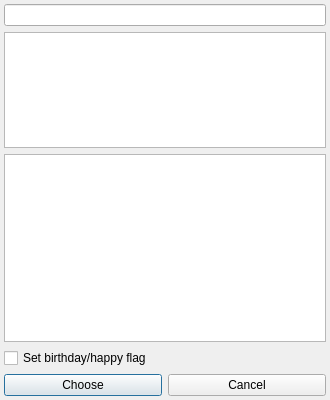
euroelessar/qutim, file oscar/plugins/xstatus/statusdialog.ui: the form before one commit.
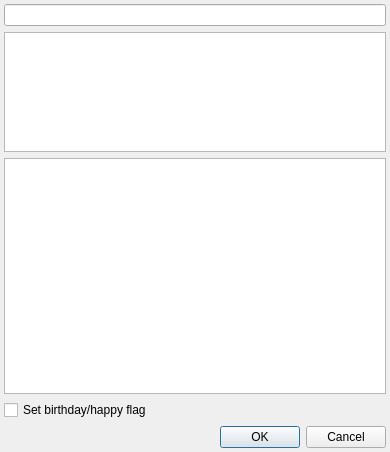
The form after the commit. Icons and pictures are not drawn.

Commit message: Xstatus dialog update

What changed in the file:
```diff
--- a/oscar/plugins/xstatus/statusdialog.ui
+++ b/oscar/plugins/xstatus/statusdialog.ui
@@ -6,8 +6,8 @@
    <rect>
     <x>0</x>
     <y>0</y>
-    <width>330</width>
-    <height>400</height>
+    <width>390</width>
+    <height>452</height>
    </rect>
   </property>
   <property name="windowTitle">
@@ -87,28 +87,6 @@
      </property>
     </widget>
    </item>
-   <item row="4" column="0">
-    <widget class="QPushButton" name="chooseButton">
-     <property name="text">
-      <string>Choose</string>
-     </property>
-     <property name="icon">
-      <iconset>
-       <normaloff>:/icons/crystal_project/apply.png</normaloff>:/icons/crystal_project/apply.png</iconset>
-     </property>
-    </widget>
-   </item>
-   <item row="4" column="1">
-    <widget class="QPushButton" name="cancelButton">
-     <property name="text">
-      <string>Cancel</string>
-     </property>
-     <property name="icon">
-      <iconset>
-       <normaloff>:/icons/crystal_project/cancel.png</normaloff>:/icons/crystal_project/cancel.png</iconset>
-     </property>
-    </widget>
-   </item>
    <item row="3" column="0" colspan="2">
     <widget class="QCheckBox" name="birthBox">
      <property name="sizePolicy">
@@ -122,6 +100,13 @@
      </property>
     </widget>
    </item>
+   <item row="4" column="0" colspan="2">
+    <widget class="QDialogButtonBox" name="buttonBox">
+     <property name="standardButtons">
+      <set>QDialogButtonBox::Cancel|QDialogButtonBox::Ok</set>
+     </property>
+    </widget>
+   </item>
   </layout>
  </widget>
  <layoutdefault spacing="6" margin="11"/>
```
Left out of the diff: 28 changed lines with no effect on the pictures. The commit also changes 4 other files.
